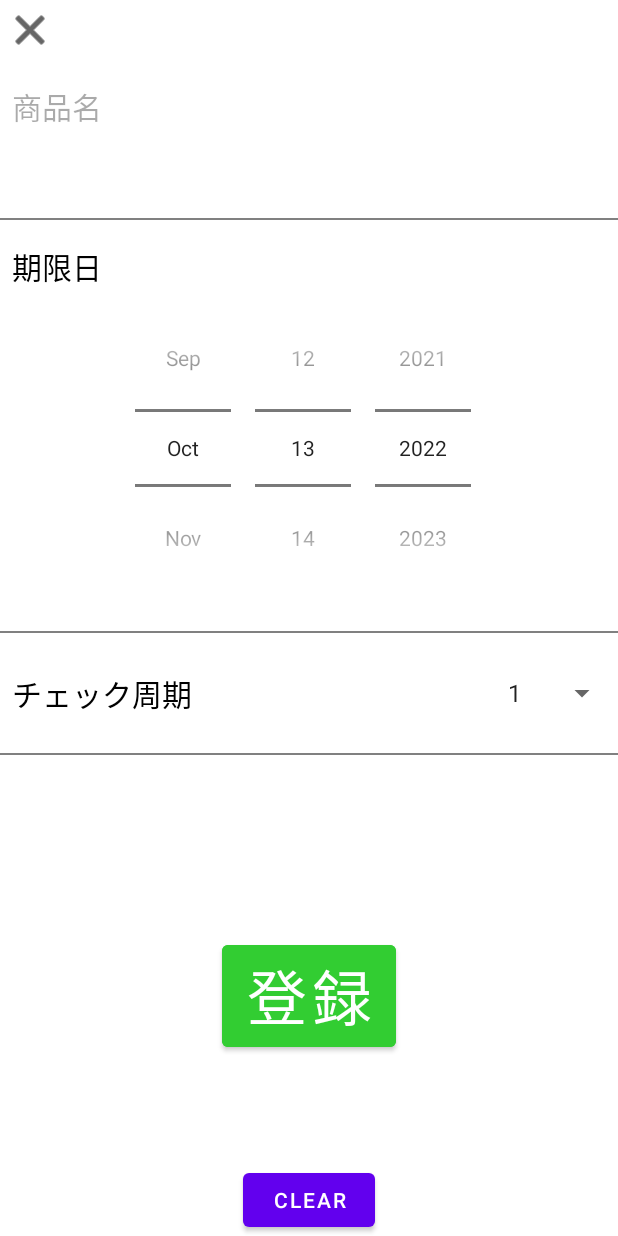
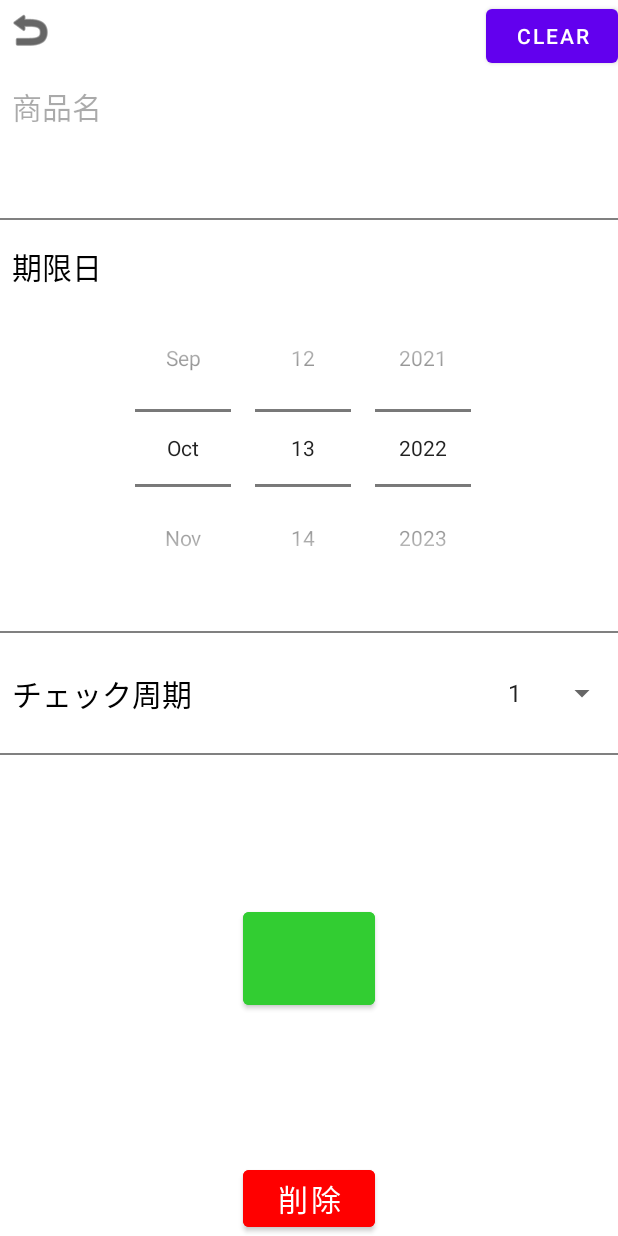
Before and after one commit to tabatad/DeadlineMonitor, an Android app: the fragment ItemInfoFragment placed in its activity, on a phone screen of 412 x 824 dp. Run offline under Robolectric (Android 15) with nearby library versions, the phone set to English and light mode, and no system bars; our stand-ins replace Room's generated code, data binding; libraries missing offline, so code that uses them is left out: com.journeyapps.barcodescanner; 3 statements that could not run were skipped.

Commit message:
[add]商品情報削除機能の追加

```diff
--- a/app/src/main/java/com/tabata/deadlinemonitor/database/ItemInfoDao.kt
+++ b/app/src/main/java/com/tabata/deadlinemonitor/database/ItemInfoDao.kt
@@ -1,9 +1,6 @@
 package com.tabata.deadlinemonitor.database
 
-import androidx.room.Dao
-import androidx.room.Insert
-import androidx.room.Query
-import androidx.room.Update
+import androidx.room.*
 
 @Dao
 interface ItemInfoDao {
@@ -12,6 +9,9 @@ interface ItemInfoDao {
 
     @Update
     suspend fun update(itemInfo: ItemInfo)
+
+    @Delete
+    suspend fun delete(itemInfo: ItemInfo)
 
     @Query("DELETE FROM item_info_table")
     suspend fun clear()
--- a/app/src/main/java/com/tabata/deadlinemonitor/iteminfo/ItemInfoFragment.kt
+++ b/app/src/main/java/com/tabata/deadlinemonitor/iteminfo/ItemInfoFragment.kt
@@ -1,5 +1,7 @@
 package com.tabata.deadlinemonitor.iteminfo
 
+import android.app.AlertDialog
+import android.content.DialogInterface
 import android.os.Build
 import android.os.Bundle
 import android.view.LayoutInflater
@@ -13,6 +15,7 @@ import androidx.lifecycle.ViewModelProvider
 import androidx.navigation.fragment.findNavController
 import androidx.navigation.fragment.navArgs
 import com.google.android.material.snackbar.Snackbar
+import com.tabata.deadlinemonitor.R
 import com.tabata.deadlinemonitor.database.ItemInfoDatabase
 import com.tabata.deadlinemonitor.databinding.FragmentItemInfoBinding
 import java.util.*
@@ -123,6 +126,26 @@ class ItemInfoFragment : Fragment(), DatePicker.OnDateChangedListener {
             }
         }
 
+        binding.deleteButton.setOnClickListener {
+            AlertDialog.Builder(context)
+                .setTitle("商品情報の削除")
+                .setMessage("削除したデータは2度と戻りません\n本当に削除してもよろしいですか？")
+                .setIcon(R.drawable.ic_warning_icon)
+                .setPositiveButton("削除") { _, _ ->
+                    // OKを押したときの処理を書く
+                    itemInfoViewModel.delete(itemInfoViewModel.itemInfo.value!!)
+                    findNavController()
+                        .navigate(
+                            ItemInfoFragmentDirections
+                                .actionItemInfoFragmentToHomeFragment()
+                        )
+                }
+                .setNegativeButton("キャンセル") { _, _ ->
+                    // Cancelを押したときの処理を書く
+                }
+                .show()
+        }
+
         binding.cancelButton.setOnClickListener {
             findNavController()
                 .navigate(
--- a/app/src/main/java/com/tabata/deadlinemonitor/iteminfo/ItemInfoViewModel.kt
+++ b/app/src/main/java/com/tabata/deadlinemonitor/iteminfo/ItemInfoViewModel.kt
@@ -1,6 +1,8 @@
 package com.tabata.deadlinemonitor.iteminfo
 
+import android.app.AlertDialog
 import android.app.Application
+import android.provider.SyncStateContract.Helpers.update
 import androidx.lifecycle.AndroidViewModel
 import androidx.lifecycle.LiveData
 import androidx.lifecycle.MutableLiveData
@@ -64,6 +66,12 @@ class ItemInfoViewModel(
         }
     }
 
+    fun delete(itemInfo: ItemInfo) {
+        viewModelScope.launch {
+            database.delete(itemInfo)
+        }
+    }
+
     private suspend fun insert(itemInfo: ItemInfo) {
         database.insert(itemInfo)
     }
--- /dev/null
+++ b/app/src/main/res/drawable/ic_warning_icon.xml
@@ -0,0 +1,16 @@
+<vector xmlns:android="http://schemas.android.com/apk/res/android"
+    android:width="32dp"
+    android:height="32dp"
+    android:viewportWidth="32"
+    android:viewportHeight="32">
+  <path
+      android:pathData="m1,31c0,0 15,-30.5 15,-30l15,30c0.5,0 -30.5,0 -30,0z"
+      android:strokeWidth="2"
+      android:fillColor="#fff945"
+      android:strokeColor="#000"/>
+  <path
+      android:pathData="m16,13l0,10m0,2l0,2"
+      android:strokeWidth="3"
+      android:fillColor="#00000000"
+      android:strokeColor="#000"/>
+</vector>
--- a/app/src/main/res/layout/fragment_item_info.xml
+++ b/app/src/main/res/layout/fragment_item_info.xml
@@ -23,7 +23,7 @@
             android:padding="@dimen/small_padding"
             app:layout_constraintStart_toStartOf="parent"
             app:layout_constraintTop_toTopOf="parent"
-            app:srcCompat="@android:drawable/ic_menu_close_clear_cancel"
+            app:srcCompat="@android:drawable/ic_menu_revert"
             app:tint="@color/black" />
 
         <EditText
@@ -118,14 +118,14 @@
             android:layout_width="wrap_content"
             android:layout_height="wrap_content"
             android:backgroundTint="@color/green_button"
-            android:text="@string/register_button"
+            android:onClick="@{() -> itemInfoViewModel.onRegister()}"
             android:textSize="@dimen/large_text"
-            app:layout_constraintBottom_toBottomOf="parent"
+            app:layout_constraintBottom_toTopOf="@+id/delete_button"
             app:layout_constraintEnd_toEndOf="parent"
             app:layout_constraintStart_toStartOf="parent"
             app:layout_constraintTop_toBottomOf="@+id/bar3"
-            android:onClick="@{() -> itemInfoViewModel.onRegister()}"
-            tools:ignore="TextContrastCheck" />
+            tools:ignore="TextContrastCheck"
+            tools:text="@string/register_button"/>
 
         <Button
             android:id="@+id/button"
@@ -133,10 +133,20 @@
             android:layout_height="wrap_content"
             android:onClick="@{() -> itemInfoViewModel.onClear()}"
             android:text="Clear"
+            app:layout_constraintEnd_toEndOf="parent"
+            app:layout_constraintTop_toTopOf="parent"
+            tools:ignore="HardcodedText" />
+
+        <Button
+            android:id="@+id/delete_button"
+            android:layout_width="wrap_content"
+            android:layout_height="wrap_content"
+            android:text="@string/delete_button"
+            android:backgroundTint="@color/red"
+            android:textSize="@dimen/small_text"
             app:layout_constraintBottom_toBottomOf="parent"
             app:layout_constraintEnd_toEndOf="parent"
-            app:layout_constraintStart_toStartOf="parent"
-            tools:ignore="HardcodedText" />
+            app:layout_constraintStart_toStartOf="parent" />
 
     </androidx.constraintlayout.widget.ConstraintLayout>
 </layout>
--- a/app/src/main/res/values/colors.xml
+++ b/app/src/main/res/values/colors.xml
@@ -9,5 +9,6 @@
     <color name="white">#FFFFFFFF</color>
     <color name="gray">#ff808080</color>
     <color name="green_button">#ff32CD32</color>
+    <color name="red">#ffff0000</color>
     <color name="clear">#00000000</color>
 </resources>
--- a/app/src/main/res/values/strings.xml
+++ b/app/src/main/res/values/strings.xml
@@ -10,4 +10,5 @@
     <string name="deadline">期限日</string>
     <string name="home_title_text">期限チェック対象リスト</string>
     <string name="deadline_date">期限日</string>
+    <string name="delete_button">削除</string>
 </resources>
```
